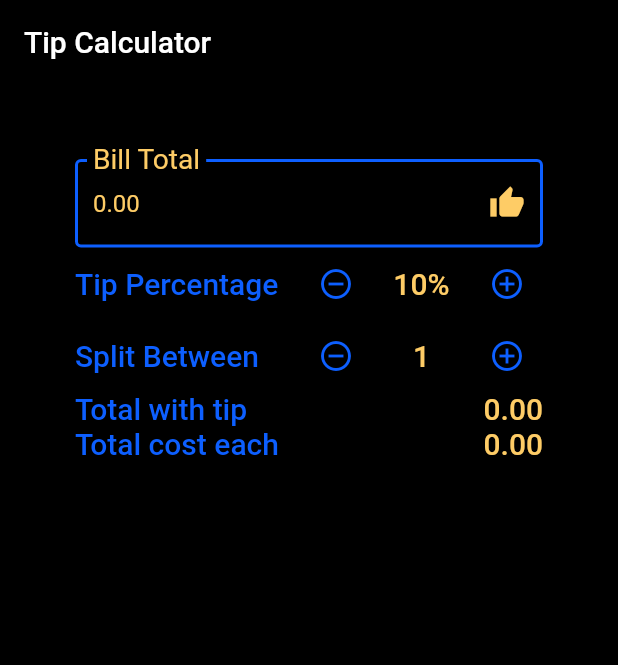
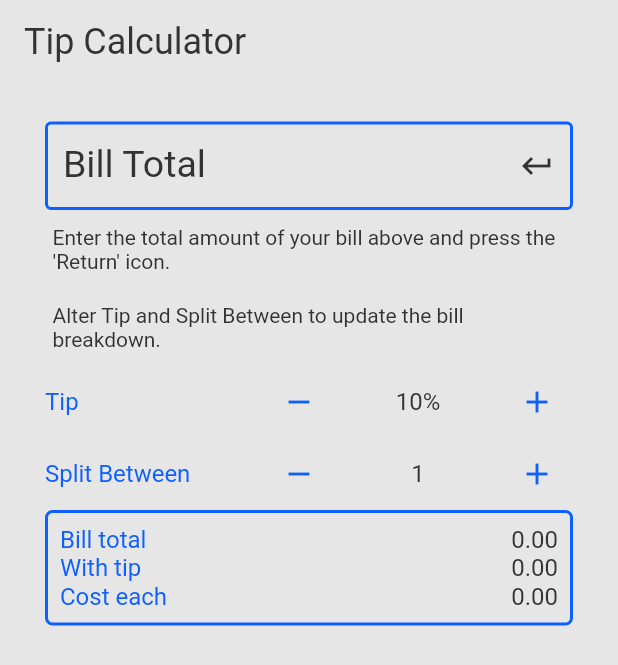
Before and after one commit to magnatronus/flutter-watchtips, a Flutter app: the screen it shows after launch, on a phone screen of 412 x 824 dp. Shown: the top 665 px of the screen. Run offline on Flutter 3.47's test engine with Material 2 defaults, Android fonts, the phone set to English and light mode, and no system bars.

Commit message:
updated ui and colour scheme

```diff
--- a/lib/colors.dart
+++ b/lib/colors.dart
@@ -1,6 +1,7 @@
 import 'package:flutter/material.dart';
 
 /// This defines the colours used in the app
-const appPrimaryColor = Color(0xFF000000);
+const appPrimaryColor = Color(0xFFE6E6E6);//Color(0xFF000000);
+const appScaffoldColor = Color(0xFFE6E6E6);//Color(0xFF000000);
 const appPrimaryTextColor = Color(0xFF0D5FFF);
-const appTextColor = Color(0xFFFECC66);
+const appTextColor = Color(0xFF333333);//Color(0xFFFECC66);
--- a/lib/homescreen.dart
+++ b/lib/homescreen.dart
@@ -2,6 +2,7 @@ import 'dart:async';
 import 'package:flutter/material.dart';
 import 'package:flutter/services.dart';
 import 'package:intl/intl.dart';
+import 'colors.dart';
 
 class HomeScreen extends StatefulWidget {
   @override
@@ -15,8 +16,7 @@ class _HomeScreenState extends State<HomeScreen> {
   StreamSubscription tipSubscription;
 
   NumberFormat formatter = NumberFormat("##0.00");
-  TextEditingController billTotalController =
-      TextEditingController(text: "0.00");
+  TextEditingController billTotalController = TextEditingController();
   int tipPercent = 10, tipSplit = 1;
   double billTotal = 0.0;
   double totalWithTip = 0.0;
@@ -42,11 +42,17 @@ class _HomeScreenState extends State<HomeScreen> {
   Widget build(BuildContext context) {
     return Scaffold(
       appBar: AppBar(
-        title: Text("Tip Calculator"),
+        brightness: Brightness.light,
+        elevation: 0.0,
+        title: Text(
+          "Tip Calculator",
+          style: Theme.of(context).textTheme.headline,
         ),
-      body: Container(
-        margin: EdgeInsets.all(30.0),
-        padding: EdgeInsets.all(20.0),
+      ),
+      body: SingleChildScrollView(
+        child: Container(
+          margin: EdgeInsets.all(20.0),
+          padding: EdgeInsets.fromLTRB(10.0, 5.0, 10.0, 5.0),
           child: Column(
             crossAxisAlignment: CrossAxisAlignment.stretch,
             mainAxisAlignment: MainAxisAlignment.start,
@@ -62,18 +68,40 @@ class _HomeScreenState extends State<HomeScreen> {
                         calculateBill(double.tryParse(billTotalController.text));
                       },
                       icon: Icon(
-                      Icons.thumb_up,
+                        Icons.keyboard_return,
                         color: Theme.of(context).textTheme.body1.color,
                       ),
                     )),
               ),
+
+              Padding(
+                padding: EdgeInsets.fromLTRB(5.0, 10.0, 5.0, 10.0),
+                child: Text(
+                  "Enter the total amount of your bill above and press the 'Return' icon.",
+                  style: Theme.of(context).textTheme.body1,
+                ),
+              ),
+
+              Padding(
+                padding: EdgeInsets.fromLTRB(5.0, 10.0, 5.0, 10.0),
+                child: Text(
+                  "Alter Tip and Split Between to update the bill breakdown.",
+                  style: Theme.of(context).textTheme.body1,
+                ),
+              ),
+
               Row(
                   mainAxisAlignment: MainAxisAlignment.spaceBetween,
                   children: <Widget>[
-                  Text(
-                    "Tip Percentage",
-                    style: Theme.of(context).primaryTextTheme.title,
+                    Container(
+                      width: 110.0,
+                      child: Text(
+                        "Tip",
+                        textAlign: TextAlign.left,
+                        style: Theme.of(context).primaryTextTheme.subhead,
                       ),
+                    ),
+
                     IconButton(
                       onPressed: () {
                         if (tipPercent > 0) {
@@ -81,13 +109,18 @@ class _HomeScreenState extends State<HomeScreen> {
                           calculateBill(null);
                         }
                       },
-                    icon: Icon(Icons.remove_circle_outline),
+                      icon: Icon(Icons.remove),
                     ),
-                  Text(
+
+                    Container(
+                      width: 40.0,
+                      child: Text(
                         "$tipPercent%",
-                    style: Theme.of(context).textTheme.title,
+                        style: Theme.of(context).textTheme.subhead,
                         textAlign: TextAlign.center,
                       ),
+                    ),
+
                     IconButton(
                       onPressed: () {
                         if (tipPercent < 50) {
@@ -95,15 +128,21 @@ class _HomeScreenState extends State<HomeScreen> {
                           calculateBill(null);
                         }
                       },
-                    icon: Icon(Icons.add_circle_outline),
+                      icon: Icon(Icons.add),
                     ),
+
+
                   ]),
               Row(
                   mainAxisAlignment: MainAxisAlignment.spaceBetween,
                   children: <Widget>[
-                  Text(
+                    Container(
+                      width: 110.0,
+                      child: Text(
                         "Split Between",
-                    style: Theme.of(context).primaryTextTheme.title,
+                        textAlign: TextAlign.left,
+                        style: Theme.of(context).primaryTextTheme.subhead,
+                      ),
                     ),
                     IconButton(
                       onPressed: () {
@@ -112,12 +151,15 @@ class _HomeScreenState extends State<HomeScreen> {
                           calculateBill(null);
                         }
                       },
-                    icon: Icon(Icons.remove_circle_outline),
+                      icon: Icon(Icons.remove),
                     ),
-                  Text(
+                    Container(
+                      width: 40.0,
+                      child: Text(
                         "$tipSplit",
-                    style: Theme.of(context).textTheme.title,
+                        style: Theme.of(context).textTheme.subhead,
                         textAlign: TextAlign.center,
+                      ),
                     ),
                     IconButton(
                       onPressed: () {
@@ -126,34 +168,66 @@ class _HomeScreenState extends State<HomeScreen> {
                           calculateBill(null);
                         }
                       },
-                    icon: Icon(Icons.add_circle_outline),
+                      icon: Icon(Icons.add),
                     ),
+
                   ]),
+
+              Container(
+                decoration: BoxDecoration(
+                  border: Border.all(
+                    color: appPrimaryTextColor,
+                    width: 2.0
+                  ),
+                  borderRadius: BorderRadius.all( Radius.circular(5.0))
+                ),
+                padding: EdgeInsets.all(8.0),
+                child: Column(
+                  children: <Widget>[
                   Row(
                       mainAxisAlignment: MainAxisAlignment.spaceBetween,
                       children: <Widget>[
                         Text(
-                    "Total with tip",
-                    style: Theme.of(context).primaryTextTheme.title,
+                          "Bill total",
+                          style: Theme.of(context).primaryTextTheme.subhead,
                         ),
                         Text(
-                    "${formatter.format(totalWithTip)}",
-                    style: Theme.of(context).textTheme.title,
+                          "${formatter.format(billTotal)}",
+                          style: Theme.of(context).textTheme.subhead,
                         ),
-                ]),
+                      ],
+                    ),
                     Row(
                       mainAxisAlignment: MainAxisAlignment.spaceBetween,
                       children: <Widget>[
                         Text(
-                    "Total cost each",
-                    style: Theme.of(context).primaryTextTheme.title,
+                          "With tip",
+                          style: Theme.of(context).primaryTextTheme.subhead,
+                        ),
+                        Text(
+                          "${formatter.format(totalWithTip)}",
+                          style: Theme.of(context).textTheme.subhead,
+                        ),
+                      ],
+                    ),
+                    Row(
+                        mainAxisAlignment: MainAxisAlignment.spaceBetween,
+                        children: <Widget>[
+                          Text(
+                            "Cost each",
+                            style: Theme.of(context).primaryTextTheme.subhead,
                           ),
                           Text(
                             "${formatter.format(totalEach)}",
-                    style: Theme.of(context).textTheme.title,
+                            style: Theme.of(context).textTheme.subhead,
                           ),
-                ]),
+                        ]
+                    ),
                   ],
+                ),
+              ),
+            ],
+          ),
         ),
       ),
     );
@@ -188,13 +262,14 @@ class _HomeScreenState extends State<HomeScreen> {
     });
   }
 
-  /// Get the set device locale so we can correctly format the currency
+  /// Get the device locale so we can correctly format the currency
   setupDeviceLocale() async {
     List locales = await platform.invokeMethod("preferredLanguages");
     debugPrint("$locales");
     if(locales.length> 0){
       formatter = NumberFormat.simpleCurrency(locale: locales[0]);
-      setState(() {});
+    }
+    billTotalController.text = formatter.format(0.0);
+    setState((){});
   }
 }
-}
--- a/lib/main.dart
+++ b/lib/main.dart
@@ -20,9 +20,9 @@ class TipCalculator extends StatelessWidget {
     final ThemeData base = ThemeData.light();
     return base.copyWith(
       primaryColor: appPrimaryColor,
-      scaffoldBackgroundColor: appPrimaryColor,
-      textSelectionColor: Colors.white,
-      cursorColor: Colors.white,
+      scaffoldBackgroundColor: appScaffoldColor,
+      textSelectionColor: appPrimaryTextColor,
+      cursorColor: appPrimaryTextColor,
       textTheme: base.textTheme.apply(
         bodyColor: appTextColor,
         displayColor: appTextColor,
@@ -33,6 +33,9 @@ class TipCalculator extends StatelessWidget {
       ),
       iconTheme: base.iconTheme.copyWith(color: appPrimaryTextColor),
       inputDecorationTheme: InputDecorationTheme(
+        //fillColor: Colors.white,
+        //filled: true,
+
         labelStyle: TextStyle(color: appTextColor, fontSize: 25.0),
         enabledBorder: const OutlineInputBorder(
           borderSide: const BorderSide(color: appPrimaryTextColor, width: 2.0),
```
Also changed, not shown: 1 other file. Lines whose indentation alone changed are shown as unchanged.
